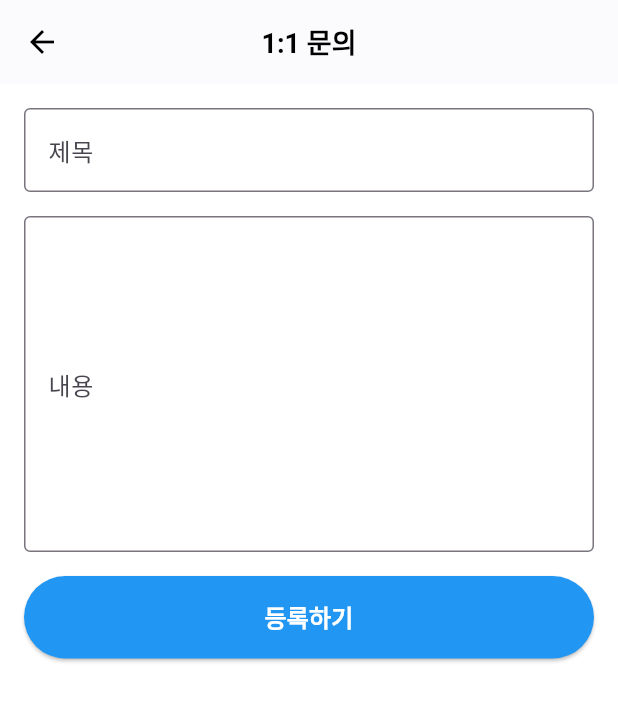
After one commit to hshy1839/shopping_mall_app, a Flutter app: the QnaCreateScreen screen opened by its route, on a phone screen of 412 x 824 dp. The commit adds this screen. Shown: the top 701 px of the screen. Run offline on Flutter 3.47's test engine with Material 3 defaults, Android fonts, the phone set to English and light mode, and no system bars; our stand-ins replace cached_network_image, carousel_slider, shared_preferences; accounts and stored records are empty; network calls fail.

Commit message:
1:1문의 작성 및 get 완료

```diff
--- a/lib/controllers/cart_controller.dart
+++ b/lib/controllers/cart_controller.dart
@@ -11,7 +11,7 @@ class CartController {
   Future<List<Map<String, dynamic>>> fetchCartData(String userId, String token) async {
     try {
       final response = await http.get(
-        Uri.parse('http://172.30.49.11:8863/api/cart/$userId'),
+        Uri.parse('http://172.29.17.152:8863/api/cart/$userId'),
         headers: {'Authorization': 'Bearer $token'},
       );
 
@@ -44,7 +44,7 @@ class CartController {
 
 
 
-  static const String apiUrl = 'http://172.30.49.11:8863/api/cart'; // 서버 주소
+  static const String apiUrl = 'http://172.29.17.152:8863/api/cart'; // 서버 주소
 
   // 장바구니에 상품 추가하는 함수
   static Future<http.Response> addToCart({
@@ -96,7 +96,7 @@ class CartController {
       final token = prefs.getString('token') ?? '';
       // DELETE 요청을 보내기 위한 headers 설정
       final response = await http.delete(
-        Uri.parse('http://172.30.49.11:8863/api/cart/delete/$cartId'),
+        Uri.parse('http://172.29.17.152:8863/api/cart/delete/$cartId'),
         headers: {
           'Authorization': 'Bearer $token', // JWT 토큰을 헤더에 추가
         },
--- a/lib/controllers/login/login_controller.dart
+++ b/lib/controllers/login/login_controller.dart
@@ -9,7 +9,7 @@ class LoginController {
   LoginController(this.context);
 
   Future<void> login(String username, String password) async {
-    final url = Uri.parse('http://172.30.49.11:8863/api/users/login');
+    final url = Uri.parse('http://172.29.17.152:8863/api/users/login');
 
     final response = await http.post(
       url,
--- a/lib/controllers/login/signup_controller.dart
+++ b/lib/controllers/login/signup_controller.dart
@@ -36,7 +36,7 @@ class SignupController extends ChangeNotifier {
     }
 
     final response = await http.post(
-      Uri.parse('http://172.30.49.11:8863/api/users/signup'),
+      Uri.parse('http://172.29.17.152:8863/api/users/signup'),
       headers: <String, String>{
         'Content-Type': 'application/json; charset=UTF-8',
       },
--- a/lib/controllers/main_screen_controller.dart
+++ b/lib/controllers/main_screen_controller.dart
@@ -27,7 +27,7 @@ class MainScreenController extends ChangeNotifier {
         .now()
         .day).toIso8601String();
 
-    final url = 'http://172.30.49.11:8863/api/users/noticeList/find';
+    final url = 'http://172.29.17.152:8863/api/users/noticeList/find';
     final headers = {
       'Content-Type': 'application/json',
       if (token != null) 'Authorization': 'Bearer $token',
--- a/lib/controllers/notice_screen_controller.dart
+++ b/lib/controllers/notice_screen_controller.dart
@@ -19,7 +19,7 @@ class NoticeScreenController {
       }
 
       final response = await http.get(
-        Uri.parse('http://172.30.49.11:8863/api/users/noticeList/find'),
+        Uri.parse('http://172.29.17.152:8863/api/users/noticeList/find'),
         headers: {
           'Authorization': 'Bearer $token', // Bearer 토큰 추가
         },
--- a/lib/controllers/order_screen_controller.dart
+++ b/lib/controllers/order_screen_controller.dart
@@ -4,9 +4,9 @@ import 'package:shared_preferences/shared_preferences.dart';
 
 class OrderScreenController {
   // 서버 주소
-  static const String orderApiUrl = 'http://172.30.49.11:8863/api/order';
-  static const String shippingApiUrl = 'http://172.30.49.11:8863/api/shipping';
-  static const String shippingInfoApiUrl = 'http://172.30.49.11:8863/api/shippinginfo';
+  static const String orderApiUrl = 'http://172.29.17.152:8863/api/order';
+  static const String shippingApiUrl = 'http://172.29.17.152:8863/api/shipping';
+  static const String shippingInfoApiUrl = 'http://172.29.17.152:8863/api/shippinginfo';
 
   // 주문 추가 함수
   static Future<http.Response> addToOrder({
--- a/lib/footer.dart
+++ b/lib/footer.dart
@@ -32,7 +32,7 @@ class Footer extends StatelessWidget {
           _buildFooterItem(
             context,
             icon: Icons.receipt_long_outlined,
-            label: '구매내역',
+            label: '주문내역',
             index: 2,
           ),
           // 마이페이지 탭
--- a/lib/main.dart
+++ b/lib/main.dart
@@ -1,5 +1,7 @@
 import 'package:attedance_app/views/main_activity/cart_detail_screen.dart';
 import 'package:attedance_app/views/main_activity/order_screen.dart';
+import 'package:attedance_app/views/main_activity/qna_create_screen.dart';
+import 'package:attedance_app/views/main_activity/qna_screen.dart';
 import 'package:flutter/material.dart';
 import 'package:shared_preferences/shared_preferences.dart';
 import 'package:flutter/services.dart';
@@ -44,6 +46,10 @@ class MyApp extends StatelessWidget {
         return MaterialPageRoute(builder: (_) => SignUpScreen());
       case '/notice':
         return MaterialPageRoute(builder: (_) => NoticeScreen());
+      case '/qna':
+        return MaterialPageRoute(builder: (_) => QnaScreen());
+      case '/qnaCreate':
+        return MaterialPageRoute(builder: (_) => QnaCreateScreen());
       case '/shoppingscreen':
         return MaterialPageRoute(
           builder: (_) => ShoppingScreen(categoryName: 'Selected Category'),
@@ -138,7 +144,7 @@ class _MainScreenWithFooterState extends State<MainScreenWithFooter> {
   final List<Widget> _pages = [
     MainScreen(),
     CategoryScreen(),
-    LoginScreen(), // 로그인 화면을 추가하여 리디렉션 처리
+    OrderDetailScreen(), // 로그인 화면을 추가하여 리디렉션 처리
     ProfileScreen(),
   ];
 
--- /dev/null
+++ b/lib/views/main_activity/qna_create_screen.dart
@@ -0,0 +1,97 @@
+import 'package:flutter/material.dart';
+
+import '../../controllers/qna_controller.dart'; // QnaController 경로에 맞게 수정
+
+class QnaCreateScreen extends StatefulWidget {
+  @override
+  _QnaCreateScreenState createState() => _QnaCreateScreenState();
+}
+
+class _QnaCreateScreenState extends State<QnaCreateScreen> {
+  final TextEditingController _titleController = TextEditingController();
+  final TextEditingController _bodyController = TextEditingController();
+  final QnaController _qnaController = QnaController();
+
+  void _submitQna() async {
+    final String title = _titleController.text.trim();
+    final String body = _bodyController.text.trim();
+
+    if (title.isEmpty || body.isEmpty) {
+      ScaffoldMessenger.of(context).showSnackBar(
+        SnackBar(content: Text('제목과 내용을 모두 입력해주세요.')),
+      );
+      return;
+    }
+
+    final success = await _qnaController.createQna(title, body);
+
+    if (success) {
+      ScaffoldMessenger.of(context).showSnackBar(
+        SnackBar(content: Text('문의가 성공적으로 등록되었습니다.')),
+      );
+      Navigator.pop(context); // 이전 화면으로 이동
+    } else {
+      ScaffoldMessenger.of(context).showSnackBar(
+        SnackBar(content: Text('문의 등록에 실패했습니다. 다시 시도해주세요.')),
+      );
+    }
+  }
+
+  @override
+  Widget build(BuildContext context) {
+    return Scaffold(
+      backgroundColor: Colors.white,
+      appBar: AppBar(
+        title: Text(
+          '1:1 문의',
+          style: TextStyle(color: Colors.black, fontWeight: FontWeight.bold, fontSize: 18),
+        ),
+        backgroundColor: Colors.white,
+        centerTitle: true,
+        elevation: 0.5,
+        leading: IconButton(
+          icon: Icon(Icons.arrow_back, color: Colors.black),
+          onPressed: () {
+            Navigator.pop(context);
+          },
+        ),
+      ),
+      body: Padding(
+        padding: const EdgeInsets.all(16.0),
+        child: Column(
+          crossAxisAlignment: CrossAxisAlignment.stretch,
+          children: [
+            TextField(
+              controller: _titleController,
+              decoration: InputDecoration(
+                labelText: '제목',
+                border: OutlineInputBorder(),
+              ),
+            ),
+            SizedBox(height: 16.0),
+            TextField(
+              controller: _bodyController,
+              decoration: InputDecoration(
+                labelText: '내용',
+                border: OutlineInputBorder(),
+              ),
+              maxLines: 8,
+            ),
+            SizedBox(height: 16.0),
+            ElevatedButton(
+              onPressed: _submitQna,
+              style: ElevatedButton.styleFrom(
+                backgroundColor: Colors.blue,
+                padding: EdgeInsets.symmetric(vertical: 16.0),
+              ),
+              child: Text(
+                '등록하기',
+                style: TextStyle(fontSize: 16.0, fontWeight: FontWeight.bold, color: Colors.white),
+              ),
+            ),
+          ],
+        ),
+      ),
+    );
+  }
+}
```
Also changed, not shown: lib/controllers/product_controller.dart (+4 -4 lines), lib/controllers/profile_screen_controller.dart (+7 -8 lines), lib/controllers/qna_controller.dart (added, +81 -0 lines), lib/views/main_activity/order_detail_screen.dart (+6 -9 lines), lib/views/main_activity/profile_screen.dart (+15 -44 lines), lib/views/main_activity/qna_screen.dart (added, +126 -0 lines).
